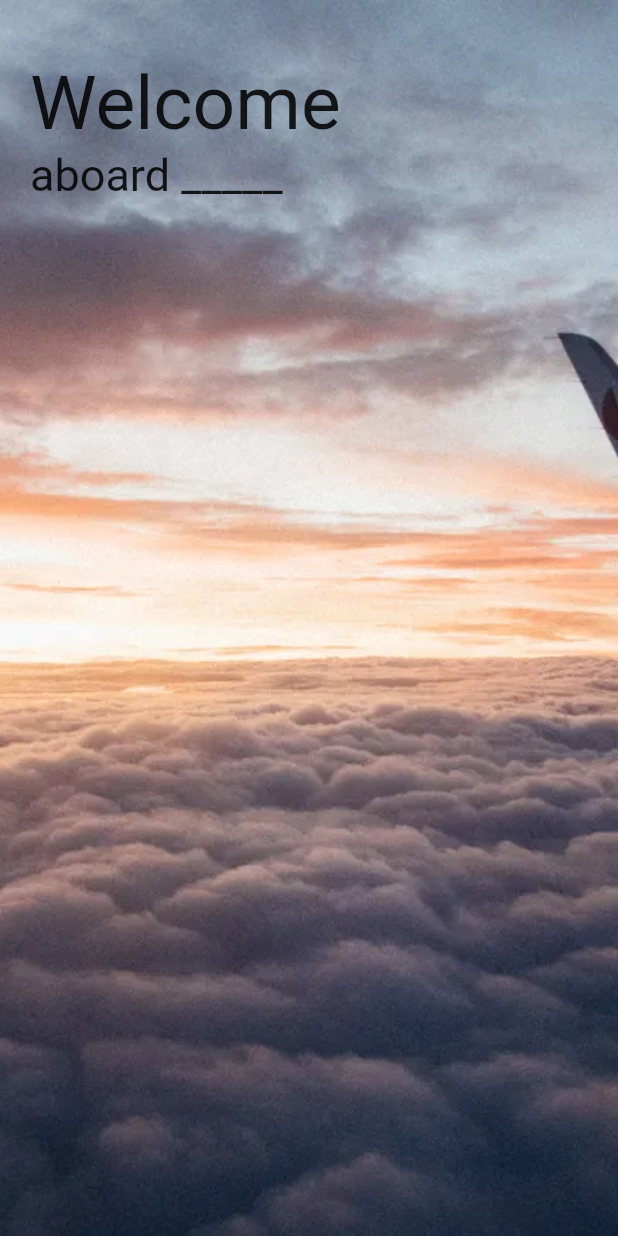
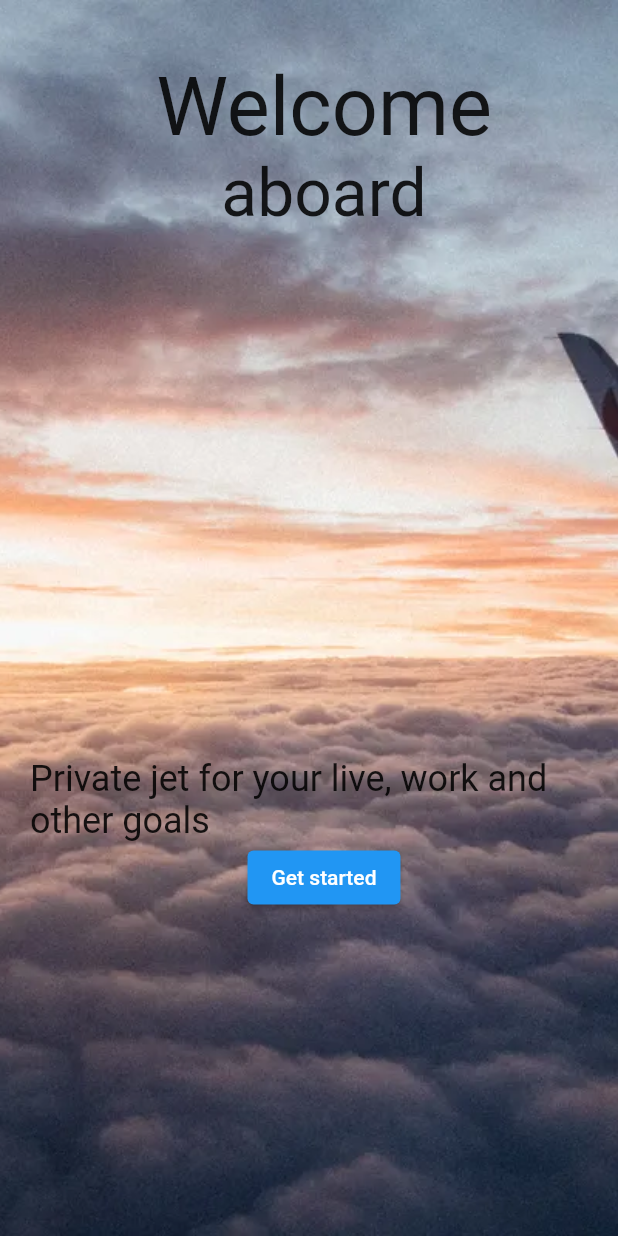
Before and after one commit to home-22/booking_app, a Flutter app: the screen it shows after launch, on a phone screen of 412 x 824 dp. Run offline on Flutter 3.47's test engine with Material 2 defaults, Android fonts, the phone set to English and light mode, and no system bars.

Commit message:
booking_app

```diff
--- a/lib/main.dart
+++ b/lib/main.dart
@@ -1,4 +1,4 @@
-import 'package:booking_app/screens/home_screen.dart';
+import 'package:booking_app/screens/welcome_screen.dart';
 import 'package:flutter/material.dart';
 
 void main() {
@@ -16,7 +16,7 @@ class MyApp extends StatelessWidget {
       theme: ThemeData(
         primarySwatch: Colors.blue,
       ),
-      home: const HomeScreen(),
+      home: const WelcomeScreen(),
     );
   }
 }
--- a/lib/screens/home_screen.dart
+++ /dev/null
@@ -1,44 +0,0 @@
-import 'dart:ui';
-
-import 'package:flutter/material.dart';
-
-class HomeScreen extends StatefulWidget {
-  const HomeScreen({Key? key}) : super(key: key);
-
-  @override
-  State<HomeScreen> createState() => _HomeScreenState();
-}
-
-class _HomeScreenState extends State<HomeScreen> {
-  @override
-  Widget build(BuildContext context) {
-    return Scaffold(
-      body: Container(
-        padding: const EdgeInsets.only(top: 40, left: 20),
-        child: Row(
-          children: [
-            Column(
-              crossAxisAlignment: CrossAxisAlignment.start,
-              children: const [
-                Text(
-                  'Welcome',
-                  style: TextStyle(fontSize: 50),
-                ),
-                Text(
-                  'aboard _____',
-                  style: TextStyle(fontSize: 30),
-                )
-              ],
-            ),
-          ],
-        ),
-        width: double.maxFinite,
-        height: double.maxFinite,
-        decoration: const BoxDecoration(
-          image: DecorationImage(
-              image: AssetImage('images/home.png'), fit: BoxFit.cover),
-        ),
-      ),
-    );
-  }
-}
--- /dev/null
+++ b/lib/screens/welcome_screen.dart
@@ -0,0 +1,45 @@
+import 'package:flutter/material.dart';
+
+class WelcomeScreen extends StatefulWidget {
+  const WelcomeScreen({Key? key}) : super(key: key);
+
+  @override
+  State<WelcomeScreen> createState() => _WelcomeScreenState();
+}
+
+class _WelcomeScreenState extends State<WelcomeScreen> {
+  @override
+  Widget build(BuildContext context) {
+    return Scaffold(
+      body: Container(
+        padding: const EdgeInsets.only(top: 40, left: 20),
+        width: double.maxFinite,
+        height: double.maxFinite,
+        decoration: const BoxDecoration(
+          image: DecorationImage(
+              image: AssetImage('images/home.png'), fit: BoxFit.cover),
+        ),
+        child: Column(
+          children: [
+            const Text(
+              'Welcome',
+              style: TextStyle(fontSize: 54),
+            ),
+            const Text(
+              'aboard',
+              style: TextStyle(fontSize: 44),
+            ),
+            const SizedBox(
+              height: 350,
+            ),
+            const Text(
+              'Private jet for your live, work and other goals',
+              style: TextStyle(fontSize: 24),
+            ),
+            ElevatedButton(onPressed: () {}, child: const Text('Get started'))
+          ],
+        ),
+      ),
+    );
+  }
+}
```
